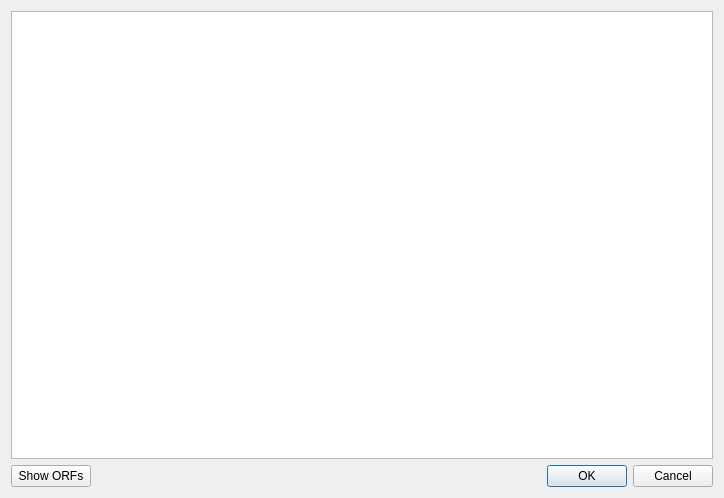
The window that displayText.ui (hallamlab/MetaPathwaysGUI) describes before a commit, drawn with Qt 5.
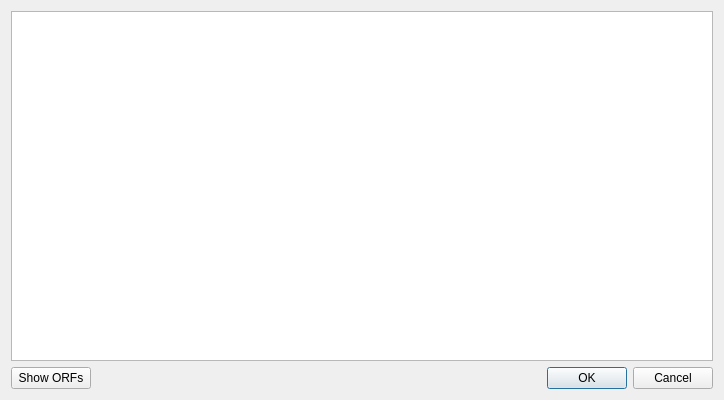
The same window after the commit.

```diff
--- a/displayText.ui
+++ b/displayText.ui
@@ -7,7 +7,7 @@
     <x>0</x>
     <y>0</y>
     <width>724</width>
-    <height>498</height>
+    <height>400</height>
    </rect>
   </property>
   <property name="windowTitle">
```
